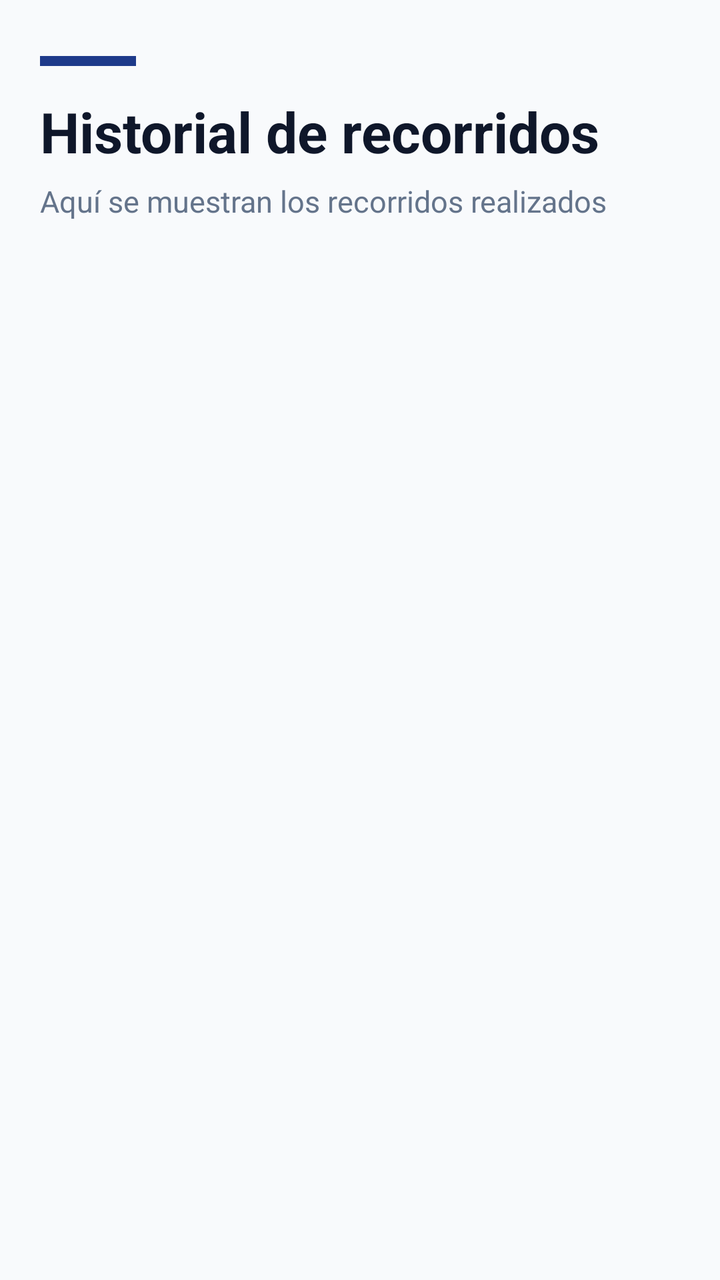
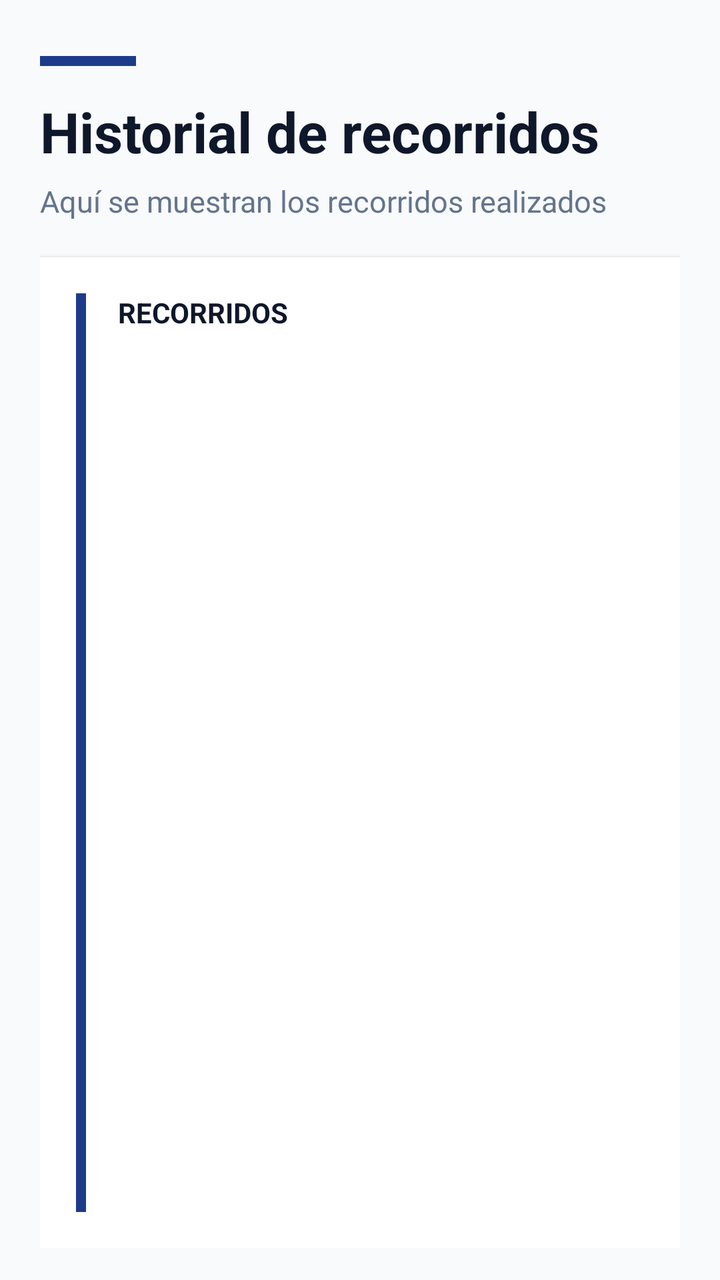

Two renders of the same Android screen: before a commit and after it. Below are the layout's source before the change and the commit's diff.
<!-- AndroidManifest.xml: application theme Theme.Copia1APP -->
<!-- res/layout/activity_historial_recorridos.xml -->
<?xml version="1.0" encoding="utf-8"?>
<LinearLayout
    xmlns:android="http://schemas.android.com/apk/res/android"
    android:layout_width="match_parent"
    android:layout_height="match_parent"
    android:orientation="vertical"
    android:background="@color/background"
    android:paddingStart="20dp"
    android:paddingEnd="20dp"
    android:paddingTop="28dp"
    android:paddingBottom="16dp">

    
    <View
        android:layout_width="48dp"
        android:layout_height="5dp"
        android:layout_marginBottom="14dp"
        android:background="@color/primary" />

    
    <TextView
        android:id="@+id/tvTituloHistorial"
        android:layout_width="match_parent"
        android:layout_height="wrap_content"
        android:text="Historial de recorridos"
        android:textSize="28sp"
        android:textStyle="bold"
        android:textColor="@color/text_primary"
        android:layout_marginBottom="6dp" />

    
    <TextView
        android:id="@+id/tvSubtituloHistorial"
        android:layout_width="match_parent"
        android:layout_height="wrap_content"
        android:text="Aquí se muestran los recorridos realizados"
        android:textSize="15sp"
        android:textColor="@color/text_secondary"
        android:layout_marginBottom="18dp" />

    
    <ProgressBar
        android:id="@+id/progressBarHistorial"
        android:layout_width="wrap_content"
        android:layout_height="wrap_content"
        android:layout_gravity="center_horizontal"
        android:indeterminateTint="@color/primary"
        android:visibility="gone"
        android:layout_marginBottom="14dp" />

    
    <LinearLayout
        android:id="@+id/layoutSinHistorial"
        android:layout_width="match_parent"
        android:layout_height="wrap_content"
        android:orientation="vertical"
        android:gravity="center"
        android:background="@drawable/card_background"
        android:padding="32dp"
        android:visibility="gone"
        android:layout_marginBottom="16dp">

        <View
            android:layout_width="52dp"
            android:layout_height="52dp"
            android:layout_marginBottom="14dp"
            android:background="@drawable/ic_empty_circle" />

        <TextView
            android:id="@+id/tvSinHistorial"
            android:layout_width="match_parent"
            android:layout_height="wrap_content"
            android:text="No hay recorridos registrados"
            android:textSize="16sp"
            android:textStyle="bold"
            android:textColor="@color/text_primary"
            android:gravity="center" />

        <TextView
            android:layout_width="match_parent"
            android:layout_height="wrap_content"
            android:text="Los recorridos completados aparecerán aquí"
            android:textSize="13sp"
            android:textColor="@color/text_secondary"
            android:gravity="center"
            android:layout_marginTop="6dp" />
    </LinearLayout>

    
    <androidx.recyclerview.widget.RecyclerView
        android:id="@+id/recyclerHistorialRecorridos"
        android:layout_width="match_parent"
        android:layout_height="0dp"
        android:layout_weight="1"
        android:clipToPadding="false"
        android:paddingBottom="10dp" />

</LinearLayout>
<!-- resources referenced by this layout -->
<resources>
  <color name="background">#F8FAFC</color>
  <color name="primary">#1E3A8A</color>
  <color name="text_primary">#0F172A</color>
  <color name="text_secondary">#64748B</color>
  <!-- drawable card_background (drawable) -->
  <?xml version="1.0" encoding="utf-8"?>
  <layer-list xmlns:android="http://schemas.android.com/apk/res/android">
  
      
      <item
          android:left="2dp"
          android:top="3dp">
          <shape android:shape="rectangle">
              <solid android:color="#1A1995AD" />
              <corners android:radius="14dp" />
          </shape>
      </item>
  
      
      <item
          android:bottom="3dp"
          android:right="2dp">
          <shape android:shape="rectangle">
              <solid android:color="#FFFFFF" />
              <stroke
                  android:width="1.5dp"
                  android:color="#A1D6E2" />
              <corners android:radius="14dp" />
          </shape>
      </item>
  
  </layer-list>
  <!-- drawable ic_empty_circle (drawable) -->
  <?xml version="1.0" encoding="utf-8"?>
  <layer-list xmlns:android="http://schemas.android.com/apk/res/android">
  
      
      <item>
          <shape android:shape="oval">
              <solid android:color="#E8F7FA" />
              <stroke
                  android:width="2dp"
                  android:color="#A1D6E2" />
              <size
                  android:width="48dp"
                  android:height="48dp" />
          </shape>
      </item>
  
      
      <item
          android:top="14dp"
          android:bottom="14dp"
          android:left="14dp"
          android:right="14dp">
          <shape android:shape="oval">
              <solid android:color="#1995AD" />
          </shape>
      </item>
  
  </layer-list>
  <style name="Theme.Copia1APP" parent="Base.Theme.Copia1APP" />
  <style name="Base.Theme.Copia1APP" parent="Theme.AppCompat.Light">
          
          
      </style>
</resources>

<!-- the commit's change to res/layout/activity_historial_recorridos.xml (unified diff, before → after) -->
@@ -17,7 +17,6 @@
         android:layout_marginBottom="14dp"
         android:background="@color/primary" />
 
-    
     <TextView
         android:id="@+id/tvTituloHistorial"
         android:layout_width="match_parent"
@@ -28,7 +27,6 @@
         android:textColor="@color/text_primary"
         android:layout_marginBottom="6dp" />
 
-    
     <TextView
         android:id="@+id/tvSubtituloHistorial"
         android:layout_width="match_parent"
@@ -53,46 +51,83 @@
         android:id="@+id/layoutSinHistorial"
         android:layout_width="match_parent"
         android:layout_height="wrap_content"
-        android:orientation="vertical"
-        android:gravity="center"
-        android:background="@drawable/card_background"
-        android:padding="32dp"
+        android:orientation="horizontal"
+        android:background="@color/surface"
+        android:padding="24dp"
         android:visibility="gone"
-        android:layout_marginBottom="16dp">
+        android:layout_marginBottom="16dp"
+        android:elevation="2dp">
 
         <View
-            android:layout_width="52dp"
-            android:layout_height="52dp"
-            android:layout_marginBottom="14dp"
-            android:background="@drawable/ic_empty_circle" />
+            android:layout_width="5dp"
+            android:layout_height="match_parent"
+            android:background="@color/primary_light"
+            android:layout_marginEnd="16dp" />
 
-        <TextView
-            android:id="@+id/tvSinHistorial"
-            android:layout_width="match_parent"
+        <LinearLayout
+            android:layout_width="0dp"
             android:layout_height="wrap_content"
-            android:text="No hay recorridos registrados"
-            android:textSize="16sp"
-            android:textStyle="bold"
-            android:textColor="@color/text_primary"
-            android:gravity="center" />
+            android:layout_weight="1"
+            android:orientation="vertical"
+            android:gravity="center_vertical">
 
-        <TextView
-            android:layout_width="match_parent"
-            android:layout_height="wrap_content"
-            android:text="Los recorridos completados aparecerán aquí"
-            android:textSize="13sp"
-            android:textColor="@color/text_secondary"
-            android:gravity="center"
-            android:layout_marginTop="6dp" />
+            <TextView
+                android:id="@+id/tvSinHistorial"
+                android:layout_width="match_parent"
+                android:layout_height="wrap_content"
+                android:text="No hay recorridos registrados"
+                android:textSize="16sp"
+                android:textStyle="bold"
+                android:textColor="@color/text_primary"
+                android:layout_marginBottom="6dp" />
+
+            <TextView
+                android:layout_width="match_parent"
+                android:layout_height="wrap_content"
+                android:text="Los recorridos completados aparecerán aquí"
+                android:textSize="13sp"
+                android:textColor="@color/text_secondary" />
+        </LinearLayout>
     </LinearLayout>
 
     
-    <androidx.recyclerview.widget.RecyclerView
-        android:id="@+id/recyclerHistorialRecorridos"
+    <LinearLayout
         android:layout_width="match_parent"
         android:layout_height="0dp"
         android:layout_weight="1"
-        android:clipToPadding="false"
-        android:paddingBottom="10dp" />
+        android:orientation="horizontal"
+        android:background="@color/surface"
+        android:padding="18dp"
+        android:elevation="2dp">
+
+        <View
+            android:layout_width="5dp"
+            android:layout_height="match_parent"
+            android:background="@color/primary"
+            android:layout_marginEnd="16dp" />
+
+        <LinearLayout
+            android:layout_width="0dp"
+            android:layout_height="match_parent"
+            android:layout_weight="1"
+            android:orientation="vertical">
+
+            <TextView
+                android:layout_width="match_parent"
+                android:layout_height="wrap_content"
+                android:text="RECORRIDOS"
+                android:textSize="14sp"
+                android:textStyle="bold"
+                android:textColor="@color/text_primary"
+                android:layout_marginBottom="10dp" />
+
+            <androidx.recyclerview.widget.RecyclerView
+                android:id="@+id/recyclerHistorialRecorridos"
+                android:layout_width="match_parent"
+                android:layout_height="match_parent"
+                android:clipToPadding="false"
+                android:paddingBottom="10dp" />
+        </LinearLayout>
+    </LinearLayout>
 
 </LinearLayout>
<!-- resource entries referenced after the edit -->
@@ -2,65 +2,10 @@
 <resources>
   <color name="background">#F8FAFC</color>
   <color name="primary">#1E3A8A</color>
+  <color name="primary_light">#DBEAFE</color>
+  <color name="surface">#FFFFFF</color>
   <color name="text_primary">#0F172A</color>
   <color name="text_secondary">#64748B</color>
-  <!-- drawable card_background (drawable) -->
-  <?xml version="1.0" encoding="utf-8"?>
-  <layer-list xmlns:android="http://schemas.android.com/apk/res/android">
-  
-      
-      <item
-          android:left="2dp"
-          android:top="3dp">
-          <shape android:shape="rectangle">
-              <solid android:color="#1A1995AD" />
-              <corners android:radius="14dp" />
-          </shape>
-      </item>
-  
-      
-      <item
-          android:bottom="3dp"
-          android:right="2dp">
-          <shape android:shape="rectangle">
-              <solid android:color="#FFFFFF" />
-              <stroke
-                  android:width="1.5dp"
-                  android:color="#A1D6E2" />
-              <corners android:radius="14dp" />
-          </shape>
-      </item>
-  
-  </layer-list>
-  <!-- drawable ic_empty_circle (drawable) -->
-  <?xml version="1.0" encoding="utf-8"?>
-  <layer-list xmlns:android="http://schemas.android.com/apk/res/android">
-  
-      
-      <item>
-          <shape android:shape="oval">
-              <solid android:color="#E8F7FA" />
-              <stroke
-                  android:width="2dp"
-                  android:color="#A1D6E2" />
-              <size
-                  android:width="48dp"
-                  android:height="48dp" />
-          </shape>
-      </item>
-  
-      
-      <item
-          android:top="14dp"
-          android:bottom="14dp"
-          android:left="14dp"
-          android:right="14dp">
-          <shape android:shape="oval">
-              <solid android:color="#1995AD" />
-          </shape>
-      </item>
-  
-  </layer-list>
   <style name="Theme.Copia1APP" parent="Base.Theme.Copia1APP" />
   <style name="Base.Theme.Copia1APP" parent="Theme.AppCompat.Light">
           
